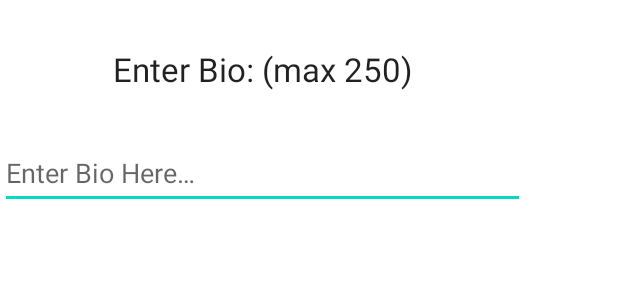
After one commit to AndrewFeelz/ShroomPoint, an Android app: the layout alert_dialog.xml on its own in the app's theme, with its tools: preview values and no code run, on a phone screen of 412 x 824 dp. The commit adds this screen. Shown: the top 300 px of the screen. Run offline under Robolectric (Android 15) with nearby library versions, the phone set to English and light mode, and no system bars.

Commit message:
bio functionality started

```diff
--- a/app/build.gradle
+++ b/app/build.gradle
@@ -64,6 +64,7 @@ dependencies {
     implementation 'com.github.bumptech.glide:glide:4.11.0'
     implementation 'androidx.gridlayout:gridlayout:1.0.0'
     implementation 'com.google.firebase:firebase-analytics:20.1.2'
+    implementation 'com.google.firebase:firebase-database:20.0.4'
     annotationProcessor 'com.github.bumptech.glide:compiler:4.11.0'
 
     testImplementation 'junit:junit:4.13.2'
--- a/app/src/main/java/com/feelydev/shroompointfinal/views/ChampionsFragment.java
+++ b/app/src/main/java/com/feelydev/shroompointfinal/views/ChampionsFragment.java
@@ -75,7 +75,6 @@ public class ChampionsFragment extends Fragment implements OnChampionListener {
 
     @Override
     public void onChampionClick(int position) {
-        Toast.makeText(getContext(), "Position = " + position, Toast.LENGTH_SHORT).show();
         String champID = championListRecyclerView.getSelectedChampionId(position);
         Intent intent = new Intent(getContext(), ChampionVerboseActivity.class);
         intent.putExtra("champID", champID);
--- /dev/null
+++ b/app/src/main/res/layout/alert_dialog.xml
@@ -0,0 +1,37 @@
+<?xml version="1.0" encoding="utf-8"?>
+<androidx.constraintlayout.widget.ConstraintLayout xmlns:android="http://schemas.android.com/apk/res/android"
+    xmlns:app="http://schemas.android.com/apk/res-auto"
+    android:layout_width="350dp"
+    android:layout_height="200dp">
+
+    <TextView
+        android:id="@+id/txtHeader"
+        android:layout_width="wrap_content"
+        android:layout_height="wrap_content"
+        android:text="@string/enter_bio"
+        android:textAppearance="?android:attr/textAppearanceLarge"
+        app:layout_constraintBottom_toTopOf="@+id/etUserInput"
+        app:layout_constraintEnd_toEndOf="parent"
+        app:layout_constraintStart_toStartOf="parent"
+        app:layout_constraintTop_toTopOf="parent" />
+
+    <EditText
+        android:id="@+id/etUserInput"
+        android:layout_width="match_parent"
+        android:layout_height="wrap_content"
+        android:layout_marginTop="30dp"
+        android:hint="@string/user_s_bio"
+        android:maxLength="250"
+
+        android:minHeight="48dp"
+        app:layout_constraintBottom_toBottomOf="parent"
+        app:layout_constraintEnd_toStartOf="@+id/txtHeader"
+        app:layout_constraintHorizontal_bias="0.0"
+        app:layout_constraintStart_toStartOf="parent"
+        app:layout_constraintTop_toTopOf="parent">
+
+        <requestFocus />
+
+    </EditText>
+
+</androidx.constraintlayout.widget.ConstraintLayout>
--- a/app/src/main/res/values/strings.xml
+++ b/app/src/main/res/values/strings.xml
@@ -31,6 +31,12 @@
     <string name="w_ability_art">W Ability Art</string>
     <string name="e_ability_art">E Ability Art</string>
     <string name="r_ability_art">R Ability Art</string>
+    //Profile fragment
+    <string name="favorite_champions">Favorite Champions</string>
+    //Edit Bio Dialog
+    <string name="edit_button">edit button</string>
+    <string name="user_s_bio">Enter Bio Here…</string>
+    <string name="enter_bio">Enter Bio: (max 250)</string>
 
 
 </resources>
```
Also changed, not shown: app/src/main/java/com/feelydev/shroompointfinal/models/RegisterdUser.java (added, +32 -0 lines), app/src/main/java/com/feelydev/shroompointfinal/views/LoginActivity.java (+31 -9 lines), app/src/main/java/com/feelydev/shroompointfinal/views/ProfileFragment.java (+50 -5 lines), app/src/main/res/drawable/ic_baseline_edit_24.xml (added, +10 -0 lines), app/src/main/res/layout/fragment_profile.xml (+77 -16 lines).
